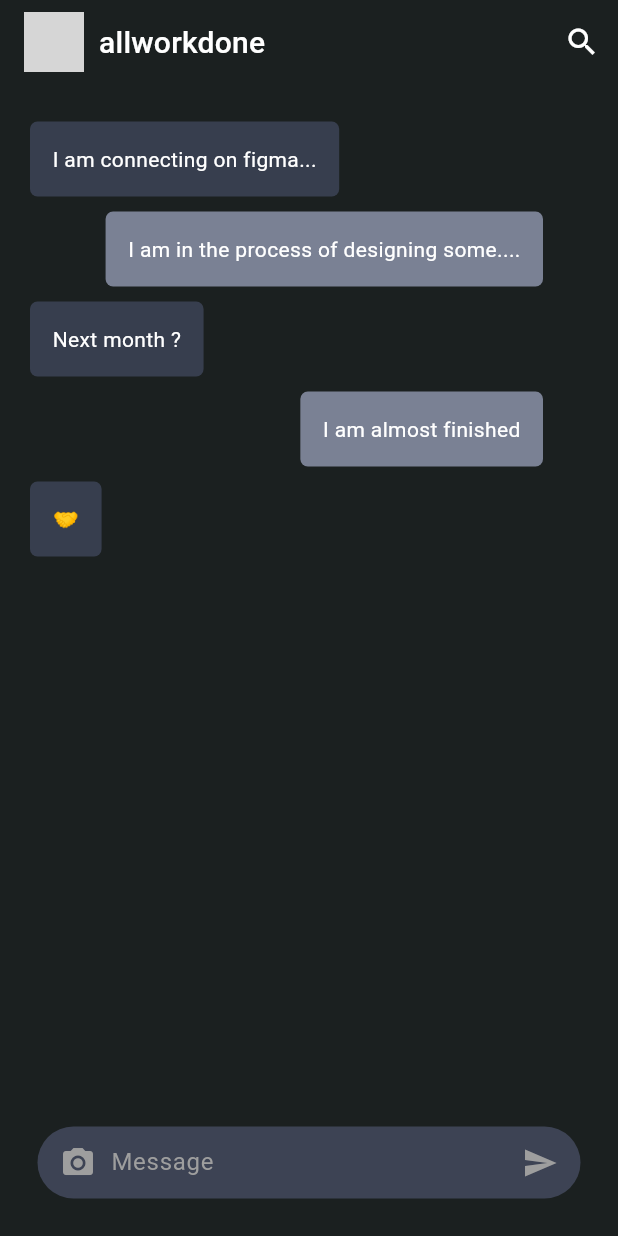
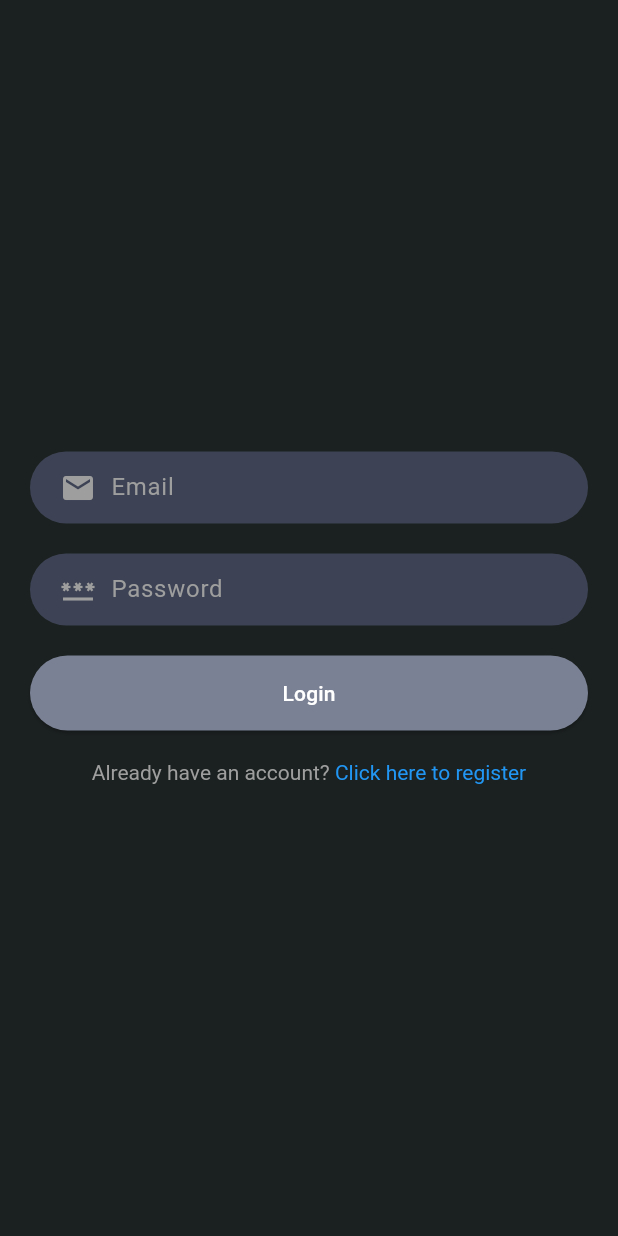
Before and after one commit to allworkdone/Chat_App_Flutter, a Flutter app: the screen it shows after launch, on a phone screen of 412 x 824 dp. Run offline on Flutter 3.47's test engine with Material 3 defaults, Android fonts, the phone set to English and light mode, and no system bars; our stand-ins replace google_fonts; grey boxes are pictures that could not be loaded.

Commit message:
Implement login and registration pages with input handling

```diff
--- /dev/null
+++ b/lib/login_page.dart
@@ -0,0 +1,122 @@
+import 'package:chat_app/core/theme.dart';
+import 'package:flutter/material.dart';
+
+class LoginPage extends StatefulWidget {
+  const LoginPage({super.key});
+
+  @override
+  State<LoginPage> createState() => _LoginPageState();
+}
+
+class _LoginPageState extends State<LoginPage> {
+  final TextEditingController _emailController = TextEditingController();
+  final TextEditingController _passwordController = TextEditingController();
+
+  void _showInputValues() {
+    String email = _emailController.text;
+    String password = _passwordController.text;
+
+    print("Email : $email - Password : $password");
+  }
+
+  @override
+  void dispose() {
+    _emailController.dispose();
+    _passwordController.dispose();
+    super.dispose();
+  }
+
+  @override
+  Widget build(BuildContext context) {
+    return Scaffold(
+      body: Center(
+        child: Padding(
+          padding: const EdgeInsets.all(20),
+          child: Column(
+            mainAxisAlignment: MainAxisAlignment.center,
+            crossAxisAlignment: CrossAxisAlignment.stretch,
+            spacing: 20,
+            children: [
+              _buildTextInput('Email', Icons.email, _emailController),
+              _buildTextInput('Password', Icons.password, _passwordController,
+                  isPassword: true),
+              _buildLoginButton(),
+              _buildLoginPrompt(),
+            ],
+          ),
+        ),
+      ),
+    );
+  }
+
+  Widget _buildLoginPrompt() {
+    return Center(
+      child: GestureDetector(
+        onTap: () {},
+        child: RichText(
+          text: TextSpan(
+            text: "Already have an account? ",
+            style: TextStyle(color: Colors.grey),
+            children: [
+              TextSpan(
+                  text: 'Click here to register',
+                  style: TextStyle(color: Colors.blue)),
+            ],
+          ),
+        ),
+      ),
+    );
+  }
+
+  Widget _buildLoginButton() {
+    return ElevatedButton(
+      onPressed: () {
+        _showInputValues();
+      },
+      style: ElevatedButton.styleFrom(
+        backgroundColor: DefaultColors.buttonColor,
+        shape: RoundedRectangleBorder(
+          borderRadius: BorderRadius.circular(25),
+        ),
+        padding: EdgeInsets.symmetric(vertical: 15),
+      ),
+      child: Text(
+        'Login',
+        style: TextStyle(color: Colors.white),
+      ),
+    );
+  }
+
+  Widget _buildTextInput(
+      String hint, IconData icon, TextEditingController controller,
+      {bool isPassword = false}) {
+    return Container(
+      decoration: BoxDecoration(
+        color: DefaultColors.sentMessageInput,
+        borderRadius: BorderRadius.circular(25),
+      ),
+      padding: EdgeInsets.symmetric(horizontal: 20),
+      child: Row(
+        children: [
+          Icon(
+            icon,
+            color: Colors.grey,
+          ),
+          SizedBox(width: 10),
+          Expanded(
+            child: TextField(
+              controller: controller,
+              obscureText: isPassword,
+              decoration: InputDecoration(
+                hintText: hint,
+                hintStyle: TextStyle(color: Colors.grey),
+                border: InputBorder.none,
+              ),
+              style: TextStyle(color: Colors.white),
+            ),
+          )
+        ],
+      ),
+    );
+  }
+}
--- a/lib/main.dart
+++ b/lib/main.dart
@@ -1,6 +1,8 @@
 import 'package:chat_app/chat_page.dart';
 import 'package:chat_app/core/theme.dart';
+import 'package:chat_app/login_page.dart';
 import 'package:chat_app/message_page.dart';
+import 'package:chat_app/register_page.dart';
 import 'package:flutter/material.dart';
 
 void main() {
@@ -16,7 +18,7 @@ class MainApp extends StatelessWidget {
       debugShowCheckedModeBanner: false,
       theme: AppTheme.darkTheme,
       // home: MessagesPage(),
-      home: ChatPage(),
+      home: LoginPage(),
     );
   }
 }
```
Also changed, not shown: lib/register_page.dart (added, +126 -0 lines).
